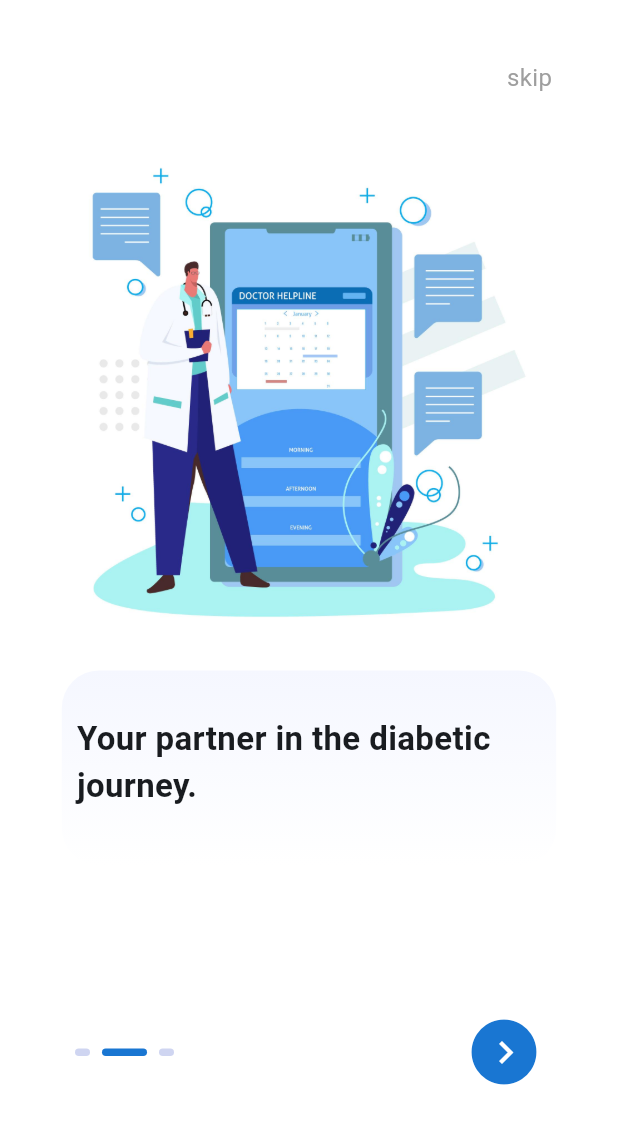
After one commit to Diabecheck/Diabecheck2, a Flutter app: the ObScreen screen opened directly, after a tap on the "circle" icon, on a phone screen of 412 x 824 dp. The commit adds this screen. Shown: the top 1124 px of the screen. Run offline on Flutter 3.47's test engine with Material 3 defaults, Android fonts, the light colour scheme and no system bars; drawn by our look-alikes of smooth_page_indicator; our stand-ins replace crystal_navigation_bar, hugeicons.

Commit message:
onBoarding screens

```diff
--- a/lib/app_colors.dart
+++ b/lib/app_colors.dart
@@ -1,8 +1,8 @@
 import "package:flutter/material.dart";
 
 class AppColors {
+  static const Color lightBlueG = Color.fromRGBO(245, 247, 255, 0);
   static const Color lightBlue = Color.fromRGBO(245, 247, 255, 1);
-  static const Color blue =  Color(0xFF2196F3);
+  static const Color blue = Color(0xFF2196F3);
   static const Color darkBlue = Color(0xFF1976D2);
-
 }
--- /dev/null
+++ b/lib/screens/onBoardingScreens/oB_screen.dart
@@ -0,0 +1,133 @@
+import 'package:flutter/material.dart';
+import 'package:diabecheck2/app_colors.dart';
+import 'package:diabecheck2/screens/start_page.dart';
+import 'package:diabecheck2/screens/onBoardingScreens/template.dart';
+import 'package:smooth_page_indicator/smooth_page_indicator.dart';
+
+class ObScreen extends StatefulWidget {
+  const ObScreen({super.key});
+
+  @override
+  State<ObScreen> createState() => _ObScreenState();
+}
+
+class _ObScreenState extends State<ObScreen> {
+  PageController _controller = PageController();
+  bool onLastPage = false;
+
+  @override
+  Widget build(BuildContext context) {
+    return Scaffold(
+      backgroundColor: Colors.white,
+      body: Stack(
+        children: [
+          PageView(
+            controller: _controller,
+            onPageChanged: (index) {
+              setState(() {
+                onLastPage = (index == 2);
+              });
+            },
+            children: [
+              Template(
+                imagePath: "assets/tracker_illustration.jpg",
+                description: "Track your sugar levels effortlessly.",
+              ),
+              Template(
+                imagePath: "assets/doctors_illustration.jpg",
+                description: "Your partner in the diabetic journey.",
+              ),
+              Template(
+                imagePath: "assets/community_illustration2.png",
+                description: "Stay connected with care and community.",
+              ),
+            ],
+          ),
+
+          onLastPage
+              ? GestureDetector(
+                onTap: () {
+                  Navigator.pushReplacement(
+                    context,
+                    MaterialPageRoute(
+                      builder: (context) {
+                        return StartPage();
+                      },
+                    ),
+                  );
+                },
+                child: Container(
+                  alignment: Alignment(0.77, -0.90),
+                  child: const Text(
+                    "Done",
+                    style: TextStyle(color: Colors.grey, fontSize: 16),
+                  ),
+                ),
+              )
+              : GestureDetector(
+                onTap: () {
+                  Navigator.pushReplacement(
+                    context,
+                    MaterialPageRoute(
+                      builder: (context) {
+                        return StartPage();
+                      },
+                    ),
+                  );
+                },
+                child: Container(
+                  alignment: Alignment(0.77, -0.90),
+                  child: const Text(
+                    "skip",
+                    style: TextStyle(color: Colors.grey, fontSize: 16),
+                  ),
+                ),
+              ),
+
+          Container(
+            alignment: Alignment(-0.35, 0.75),
+            padding: EdgeInsets.symmetric(horizontal: 50),
+            child: Row(
+              mainAxisAlignment: MainAxisAlignment.spaceBetween,
+              children: [
+                SmoothPageIndicator(
+                  controller: _controller,
+                  count: 3,
+                  effect: ExpandingDotsEffect(
+                    spacing: 8.0,
+                    radius: 5.0,
+                    dotWidth: 10.0,
+                    dotHeight: 5.0,
+                    strokeWidth: 1.5,
+                    dotColor: const Color.fromARGB(255, 207, 213, 241),
+                    activeDotColor: AppColors.darkBlue,
+                  ),
+                ),
+
+                GestureDetector(
+                  onTap: () {
+                    _controller.nextPage(
+                      duration: const Duration(milliseconds: 500),
+                      curve: Curves.ease,
+                    );
+                  },
+                  child: Stack(
+                    alignment: Alignment(0.1, 0),
+                    children: [
+                      Icon(Icons.circle, color: AppColors.darkBlue, size: 52),
+                      Icon(
+                        Icons.keyboard_arrow_right_sharp,
+                        color: Colors.white,
+                        size: 30,
+                      ),
+                    ],
+                  ),
+                ),
+              ],
+            ),
+          ),
+        ],
+      ),
+    );
+  }
+}
--- a/lib/screens/onBoardingScreens/screen1.dart
+++ /dev/null
@@ -1,19 +0,0 @@
-import 'package:diabecheck2/app_colors.dart';
-import 'package:flutter/material.dart';
-
-class Screen1 extends StatelessWidget {
-  const Screen1({super.key});
-
-  @override
-  Widget build(BuildContext context) {
-    return Center(
-      child: SizedBox(
-        width: MediaQuery.of(context).size.width * 0.9,
-        height: MediaQuery.of(context).size.height * 0.9,
-        child: Container(
-          color: AppColors.darkBlue,
-        ),
-      ),
-    );
-  }
-}
--- a/lib/screens/onBoardingScreens/screen2.dart
+++ /dev/null
@@ -1,10 +0,0 @@
-import 'package:flutter/material.dart';
-
-class Screen2 extends StatelessWidget {
-  const Screen2({super.key});
-
-  @override
-  Widget build(BuildContext context) {
-    return const Placeholder();
-  }
-}
--- a/lib/screens/onBoardingScreens/screen3.dart
+++ /dev/null
@@ -1,10 +0,0 @@
-import 'package:flutter/material.dart';
-
-class Screen3 extends StatelessWidget {
-  const Screen3({super.key});
-
-  @override
-  Widget build(BuildContext context) {
-    return const Placeholder();
-  }
-}
--- /dev/null
+++ b/lib/screens/onBoardingScreens/template.dart
@@ -0,0 +1,52 @@
+import 'package:flutter/material.dart';
+import 'package:diabecheck2/app_colors.dart';
+
+class Template extends StatelessWidget {
+  final String imagePath;
+  final String description;
+  const Template({
+    super.key,
+    required this.imagePath,
+    required this.description,
+  });
+
+  @override
+  Widget build(BuildContext context) {
+    return Center(
+      child: Container(
+        width: MediaQuery.of(context).size.width * 0.9,
+        height: MediaQuery.of(context).size.height * 0.9,
+        //color: AppColors.lightBlue,
+        child: Column(
+          children: [
+            SizedBox(height: 35),
+            Image.asset(
+              imagePath,
+              width: double.infinity,
+              height: MediaQuery.of(context).size.width * 0.9,
+              fit: BoxFit.contain,
+            ),
+            Container(
+              width: MediaQuery.of(context).size.width * 0.8,
+              height: 130,
+              padding: EdgeInsets.only(top: 30, right: 20, left: 10),
+              decoration: BoxDecoration(
+                borderRadius: BorderRadius.circular(25),
+                gradient: LinearGradient(
+                  begin: Alignment.topCenter,
+                  end: Alignment.bottomCenter,
+                  colors: [AppColors.lightBlue, AppColors.lightBlueG],
+                ),
+              ),
+
+              child: Text(
+                description,
+                style: TextStyle(fontSize: 22, fontWeight: FontWeight.bold),
+              ),
+            ),
+          ],
+        ),
+      ),
+    );
+  }
+}
--- /dev/null
+++ b/lib/screens/start_page.dart
@@ -0,0 +1,14 @@
+import 'package:flutter/material.dart';
+
+class StartPage extends StatelessWidget {
+  const StartPage({super.key});
+
+  @override
+  Widget build(BuildContext context) {
+    return  Scaffold(
+      body: Center(
+        child: Container(width: 100, height: 100, color: Colors.amberAccent),
+      ),
+    );
+  }
+}
--- a/pubspec.yaml
+++ b/pubspec.yaml
@@ -35,6 +35,7 @@ dependencies:
   # Use with the CupertinoIcons class for iOS style icons.
   cupertino_icons: ^1.0.8
   hugeicons: ^0.0.7
+  smooth_page_indicator: ^1.2.1
 dev_dependencies:
   flutter_test:
     sdk: flutter
```
Also changed, not shown: pubspec.lock.
